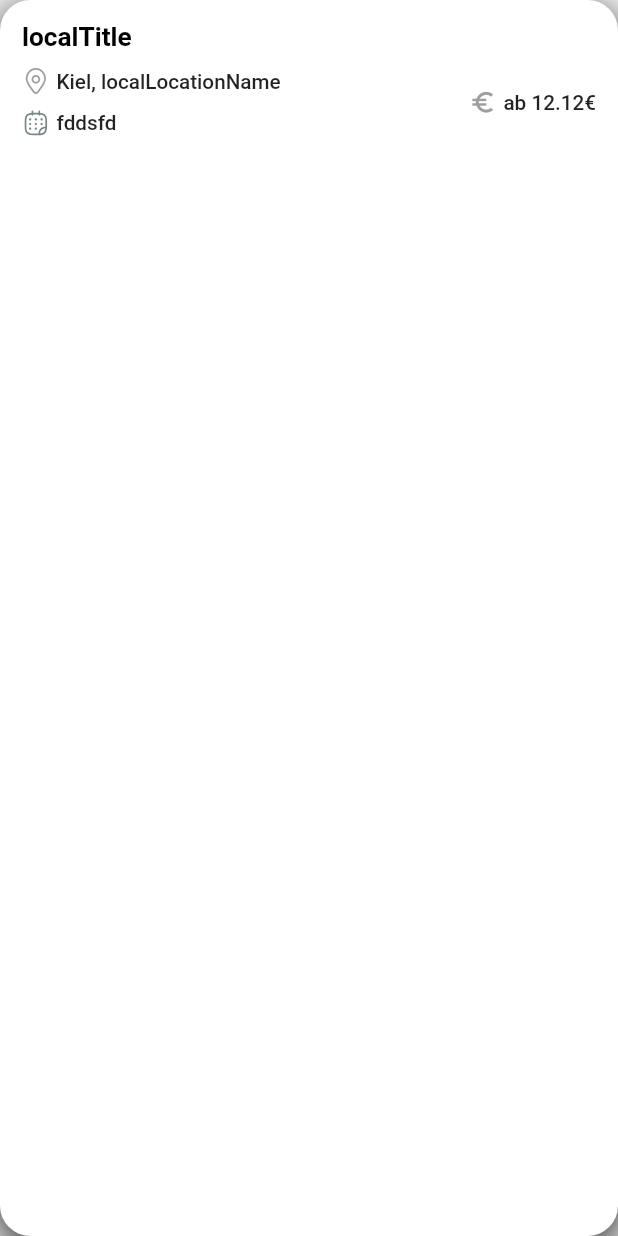
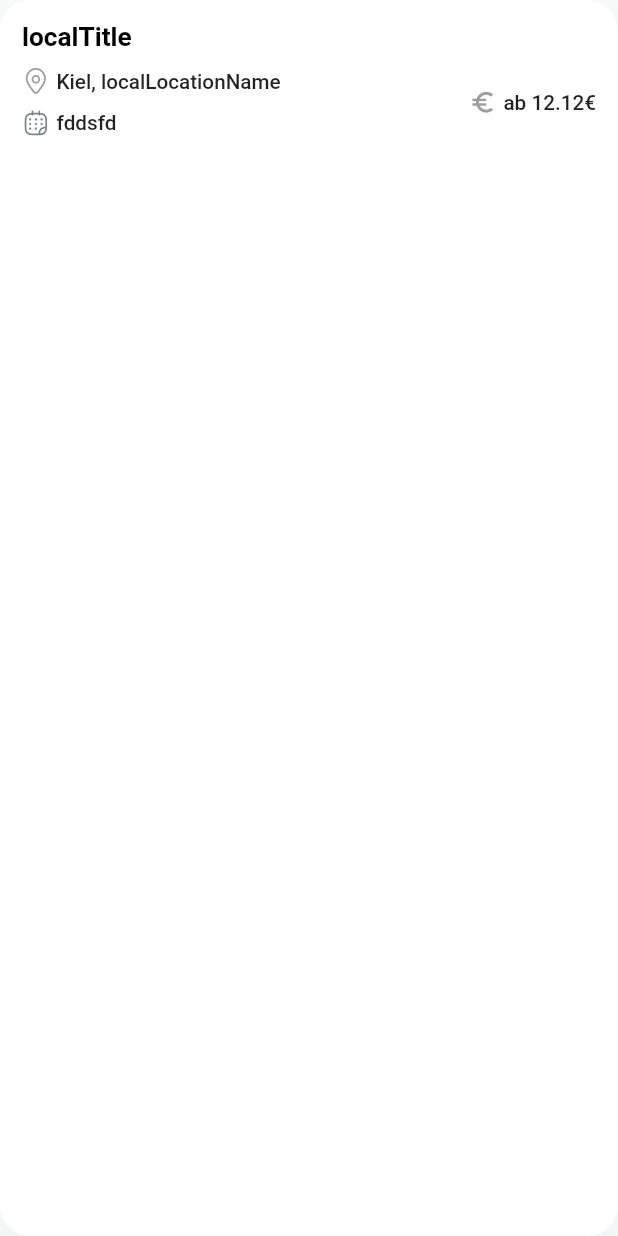
Before and after one commit to Qaiser926/main, a Flutter app: the EventSummary widget shown alone on an empty page, opened directly, on a phone screen of 412 x 824 dp. Run offline on Flutter 3.47's test engine with Material 2 defaults, Android fonts, the phone set to English and light mode, and no system bars; drawn by our look-alikes of readmore; our stand-ins replace carousel_slider, flutter_map, flutter_screenutil, flutter_svg, freezed_annotation, get and 1 more; missing offline and left inert: amplify_api, amplify_flutter, maps_launcher.

Commit message:
color theming

```diff
--- /dev/null
+++ b/lib/constants/colors.dart
@@ -0,0 +1,26 @@
+import 'dart:ui';
+
+Color accentColor = "#46BCC3".toColor();
+Color bgColor = "#F5F9F9".toColor();
+Color greyColor = "#7C8788".toColor();
+Color borderColor = "#BCCCCD".toColor();
+Color dividerColor = "#F1F5F5".toColor();
+Color errorColor = "#DD3333".toColor();
+Color lightGrey = "#FAFAFA".toColor();
+Color lightColor = "#F5F9F9".toColor();
+Color lightAccent = '#F4FAFA'.toColor();
+Color shadowColor = "#2690B7B9".toColor();
+Color darkShadow = "#99000000".toColor();
+Color lightShadow = "#00000000".toColor();
+
+extension ColorExtension on String {
+  toColor() {
+    var hexColor = replaceAll("#", "");
+    if (hexColor.length == 6) {
+      hexColor = "FF$hexColor";
+    }
+    if (hexColor.length == 8) {
+      return Color(int.parse("0x$hexColor"));
+    }
+  }
+}
--- a/lib/main.dart
+++ b/lib/main.dart
@@ -5,6 +5,7 @@ import 'package:get/get.dart';
 import 'package:flutter_screenutil/flutter_screenutil.dart';
 import 'amplifyconfiguration.dart';
 import 'config/routes/pages.dart';
+import 'config/themes/light_theme.dart';
 
 void main() async{
   await ScreenUtil.ensureScreenSize();
@@ -21,7 +22,7 @@ class MyApp extends StatelessWidget {
     return GetMaterialApp(
       debugShowCheckedModeBanner: false,
       initialRoute: "/",
-      routes: Pages.routes,
+      routes: Pages.routes,theme: getLightThemeData(),
     );
   }
 }
--- a/lib/widgets/event_summary.dart
+++ b/lib/widgets/event_summary.dart
@@ -2,6 +2,7 @@ import 'package:flutter/material.dart';
 import 'package:flutter_screenutil/flutter_screenutil.dart';
 import 'package:othia/widgets/price_widget.dart';
 import 'package:othia/widgets/time.dart';
+import '../constants/colors.dart';
 import '../utils/ui/ui_utils.dart';
 import 'LocationInformationWidget.dart';
 
@@ -24,7 +25,9 @@ class EventSummary extends StatelessWidget {
       decoration: BoxDecoration(
           color: Colors.white,
           borderRadius: BorderRadius.circular(22.h),
-          boxShadow: const [BoxShadow(blurRadius: 27, offset: Offset(0, 8))]),
+          boxShadow: [
+            BoxShadow(color: shadowColor, blurRadius: 27, offset: Offset(0, 8))
+          ]),
       padding: EdgeInsets.symmetric(horizontal: 16.h),
       child: Column(
         crossAxisAlignment: CrossAxisAlignment.start,
@@ -39,7 +42,9 @@ class EventSummary extends StatelessWidget {
               Column(crossAxisAlignment: CrossAxisAlignment.start,
                   // TODO: sove that title can flow into price information
                   children: [
-                    LocationInformationWidget(city,street: 'olaf',streetNumber: 12,
+                    LocationInformationWidget(city,
+                        street: 'olaf',
+                        streetNumber: 12,
                         locationTitle: locationName),
                     getVerSpace(10.h),
                     // no logic implemented regarding times-> wait for actual data
```
